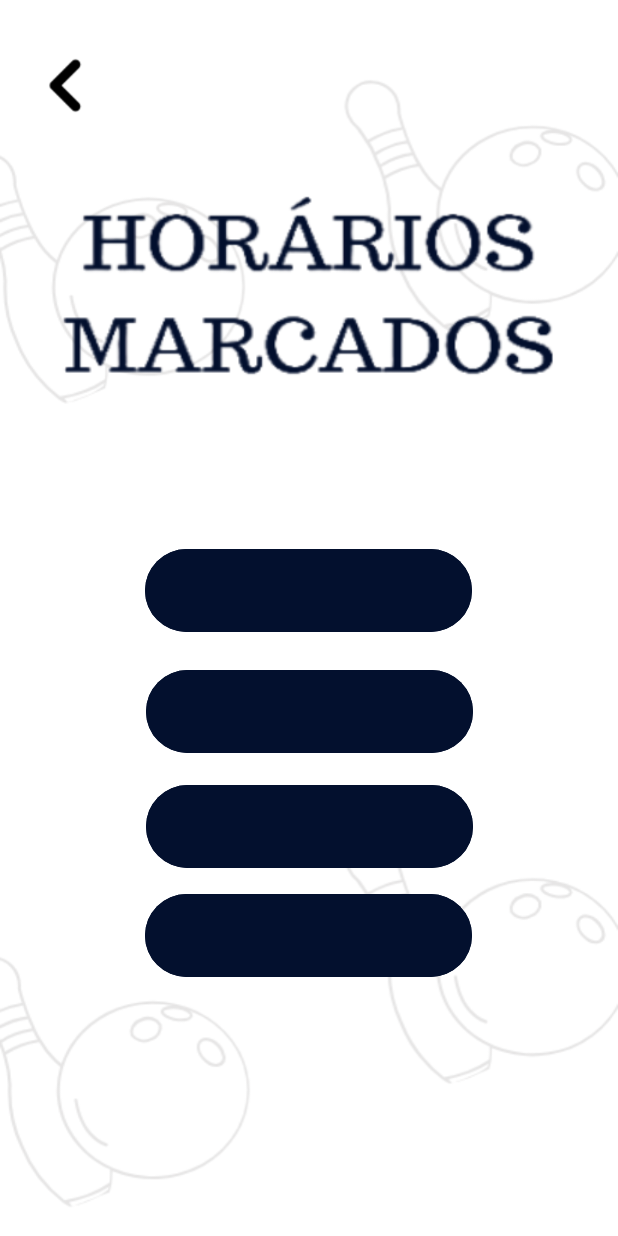
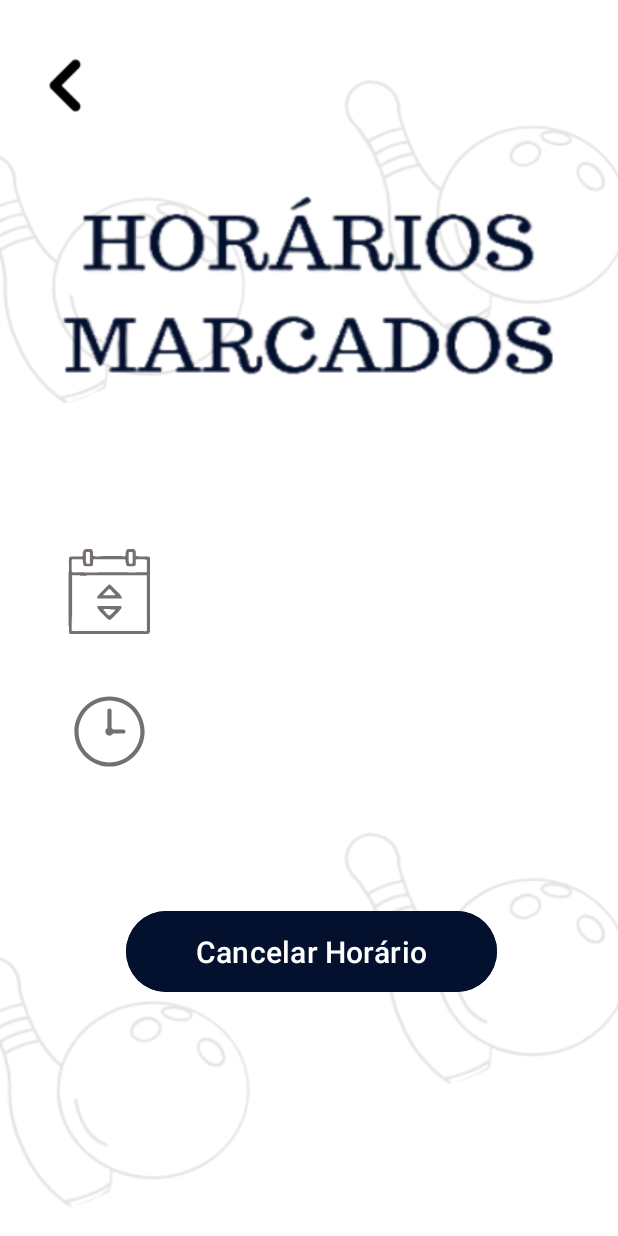
Before and after one commit to NetoTTT/BowlPro, an Android app: the TelaExibirHorario screen opened directly, with no data from a screen before it, on a phone screen of 412 x 824 dp. Run offline under Robolectric (Android 15) with nearby library versions, the phone set to English and light mode, and no system bars; our stand-ins replace Firebase (no records; nobody signed in at launch, a user with empty details on screens opened directly).

Commit message:
10 commit

```diff
--- a/app/src/main/java/com/example/bowlpromobile/TelaAgendarHorario.java
+++ b/app/src/main/java/com/example/bowlpromobile/TelaAgendarHorario.java
@@ -12,25 +12,31 @@ import android.widget.ImageView;
 import androidx.annotation.NonNull;
 import androidx.appcompat.app.AppCompatActivity;
 
+import com.google.android.gms.tasks.OnCompleteListener;
 import com.google.android.gms.tasks.OnFailureListener;
 import com.google.android.gms.tasks.OnSuccessListener;
+import com.google.android.gms.tasks.Task;
 import com.google.android.material.snackbar.Snackbar;
 import com.google.firebase.auth.FirebaseAuth;
 import com.google.firebase.firestore.CollectionReference;
 import com.google.firebase.firestore.DocumentReference;
 import com.google.firebase.firestore.FirebaseFirestore;
+import com.google.firebase.firestore.QuerySnapshot;
 
+import java.io.BufferedWriter;
+import java.io.FileWriter;
+import java.io.IOException;
 import java.util.HashMap;
 import java.util.Map;
 import java.util.Random;
 
 public class TelaAgendarHorario extends AppCompatActivity {
 
-    private Button bl3,bAgendar;
-    private EditText nomeA,dataA,horaA,idA;
+    private Button bl3, bAgendar;
+    private EditText nomeA, dataA, horaA, idA;
     private View conteiner3;
     private ImageView voltarMenuCliente;
-    String msg[] = {"Preencha todos os campos!", "Horário agendado com sucesso!"};
+    String msg[] = {"Preencha todos os campos!", "Horário agendado com sucesso!","Você Não pode mais agendar Horários!"};
 
     protected void onCreate(Bundle savedInstanceState) {
         super.onCreate(savedInstanceState);
@@ -45,7 +51,7 @@ public class TelaAgendarHorario extends AppCompatActivity {
                 String nome_a = nomeA.getText().toString();
                 String data_a = dataA.getText().toString();
                 String hora_a = horaA.getText().toString();
-                if( nome_a.isEmpty() || data_a.isEmpty() || hora_a.isEmpty()){
+                if (nome_a.isEmpty() || data_a.isEmpty() || hora_a.isEmpty()) {
 
                     Snackbar snackbar = Snackbar.make(v, msg[0], Snackbar.LENGTH_SHORT);
                     snackbar.setBackgroundTint(Color.WHITE);
@@ -70,26 +76,34 @@ public class TelaAgendarHorario extends AppCompatActivity {
 
     }
 
-    private void AgendarHorario(View v){
+    private void AgendarHorario(View v) {
         String nome = nomeA.getText().toString();
         String data = dataA.getText().toString();
-        String hora= horaA.getText().toString();
+        String hora = horaA.getText().toString();
 
+        String userID = FirebaseAuth.getInstance().getCurrentUser().getUid();
         FirebaseFirestore db = FirebaseFirestore.getInstance();
+        DocumentReference userRef = db.collection("Clientes").document(userID);
+        CollectionReference agendasRef = userRef.collection("Agendas");
+        agendasRef.get().addOnCompleteListener(new OnCompleteListener<QuerySnapshot>() {
+            @Override
+            public void onComplete(@NonNull Task<QuerySnapshot> task) {
+                if (task.isSuccessful()) {
+                    QuerySnapshot documentSnapshot = task.getResult();
 
+                    int quantidadeDocumentos = documentSnapshot.size();
+                    if (quantidadeDocumentos < 1) {
                         Map<String, Object> agenda = new HashMap<>();
                         int id = new Random().nextInt(100000);
                         String idRef = String.valueOf(id);
-        agenda.put("Id",id);
-        agenda.put("Nome",nome);
-        agenda.put("Data",data);
-        agenda.put("Hora",hora);
+                        agenda.put("Id", id);
+                        agenda.put("Nome", nome);
+                        agenda.put("Data", data);
+                        agenda.put("Hora", hora);
 
-        String userID = FirebaseAuth.getInstance().getCurrentUser().getUid();
-
-        DocumentReference userRef = db.collection("Clientes").document(userID);
-        CollectionReference agendasRef = userRef.collection("Agendas");
-        DocumentReference agendasDocRef = agendasRef.document(idRef);
+                        DocumentReference userRef1 = db.collection("Clientes").document(userID);
+                        CollectionReference agendasRef1 = userRef1.collection("Agendas");
+                        DocumentReference agendasDocRef = agendasRef1.document(idRef);
                         agendasDocRef.set(agenda).addOnSuccessListener(new OnSuccessListener<Void>() {
                                     @Override
                                     public void onSuccess(Void unused) {
@@ -100,7 +114,11 @@ public class TelaAgendarHorario extends AppCompatActivity {
                                         nomeA.setText("");
                                         dataA.setText("");
                                         horaA.setText("");
+                                        String a = userID;
+                                        String conteudo = idRef;
+                                        String nomeArquivo = a;
 
+                                        salvarIDArquivo(conteudo, nomeArquivo);
                                         Log.d("db", "Sucesso ao Agendar o Horário!");
                                     }
 
@@ -114,10 +132,31 @@ public class TelaAgendarHorario extends AppCompatActivity {
 
                                     }
                                 });
+                    }else{
+                        Snackbar snackbar = Snackbar.make(v, msg[2], Snackbar.LENGTH_SHORT);
+                        snackbar.setBackgroundTint(Color.WHITE);
+                        snackbar.setTextColor(Color.BLACK);
+                        snackbar.show();
                     }
 
+                    Log.d("Firestore", "Quantidade de documentos: " + quantidadeDocumentos);
+                } else {
 
-    private void allCompAgendarHorario(){
+                    Log.e("Firestore", "Erro ao obter documentos", task.getException());
+                }
+            }
+        });
+
+    }
+
+    public static void salvarIDArquivo(String conteudo, String nomeArquivo) {
+        try (BufferedWriter writer = new BufferedWriter(new FileWriter(nomeArquivo))) {
+            writer.write(conteudo);
+        } catch (IOException e) {
+            e.printStackTrace();
+        }
+    }
+    private void allCompAgendarHorario() {
         voltarMenuCliente = findViewById(R.id.iconVoltarforMenuCliente);
         bl3 = findViewById(R.id.bl3);
         conteiner3 = findViewById(R.id.conteiner3);
@@ -126,4 +165,5 @@ public class TelaAgendarHorario extends AppCompatActivity {
         horaA = findViewById(R.id.horaAgendar);
         bAgendar = findViewById(R.id.buttonAgendar);
     }
+
 }
--- a/app/src/main/java/com/example/bowlpromobile/TelaExibirHorario.java
+++ b/app/src/main/java/com/example/bowlpromobile/TelaExibirHorario.java
@@ -3,18 +3,55 @@ package com.example.bowlpromobile;
 import android.content.Intent;
 import android.os.Bundle;
 import android.view.View;
+import android.widget.Button;
 import android.widget.ImageView;
+import android.widget.TextView;
 
+import androidx.annotation.Nullable;
 import androidx.appcompat.app.AppCompatActivity;
+
+import com.google.firebase.auth.FirebaseAuth;
+import com.google.firebase.firestore.CollectionReference;
+import com.google.firebase.firestore.DocumentReference;
+import com.google.firebase.firestore.DocumentSnapshot;
+import com.google.firebase.firestore.EventListener;
+import com.google.firebase.firestore.FirebaseFirestore;
+import com.google.firebase.firestore.FirebaseFirestoreException;
+
+import java.io.BufferedReader;
+import java.io.FileReader;
+import java.io.IOException;
 
 public class TelaExibirHorario extends AppCompatActivity {
 
     private ImageView voltarMenu2;
+    private TextView old_Exibir,hora_Exibir;
+    private Button bCancelarH;
 
     protected void onCreate(Bundle savedInstanceState) {
         super.onCreate(savedInstanceState);
         setContentView(R.layout.exibir_horario);
         allCompExibirHorario();
+
+
+
+        String userID = FirebaseAuth.getInstance().getCurrentUser().getUid();
+        String nomeArquivo = userID;
+        String b = lerArquivo(nomeArquivo);
+        FirebaseFirestore db = FirebaseFirestore.getInstance();
+        DocumentReference userRef1 = db.collection("Clientes").document(userID);
+        CollectionReference agendasRef1 = userRef1.collection("Agendas");
+        DocumentReference agendaDocRef = agendasRef1.document(b);
+        agendaDocRef.addSnapshotListener(new EventListener<DocumentSnapshot>() {
+            @Override
+            public void onEvent(@Nullable DocumentSnapshot documentSnapshot, @Nullable FirebaseFirestoreException error) {
+
+                if(documentSnapshot != null){
+                    old_Exibir.setText(documentSnapshot.getString("Data"));
+                    hora_Exibir.setText(documentSnapshot.getString("Hora"));
+                }
+            }
+        });
 
         voltarMenu2.setOnClickListener(new View.OnClickListener() {
             @Override
@@ -27,7 +64,26 @@ public class TelaExibirHorario extends AppCompatActivity {
 
     }
 
+    public static String lerArquivo(String nomeArquivo) {
+        StringBuilder conteudo = new StringBuilder();
+
+        try (BufferedReader reader = new BufferedReader(new FileReader(nomeArquivo))) {
+            String linha;
+            while ((linha = reader.readLine()) != null) {
+                conteudo.append(linha).append("\n");
+            }
+        } catch (IOException e) {
+            e.printStackTrace();
+        }
+
+        return conteudo.toString();
+    }
+
+
     private void allCompExibirHorario(){
         voltarMenu2 = findViewById(R.id.iconVoltarforMenuCliente2);
+        old_Exibir = findViewById(R.id.caixa_text_old_HM);
+        hora_Exibir = findViewById(R.id.caixa_text_hora_HM);
+        bCancelarH = findViewById(R.id.cancelarHorario);
     }
 }
--- /dev/null
+++ b/app/src/main/res/drawable/iconrelogio1.xml
@@ -0,0 +1,4 @@
+<vector android:height="24dp" android:viewportHeight="128"
+    android:viewportWidth="128" android:width="24dp" xmlns:android="http://schemas.android.com/apk/res/android">
+    <path android:fillColor="#756F6F" android:pathData="M64,13.5C36.2,13.5 13.5,36.2 13.5,64C13.5,91.8 36.2,114.5 64,114.5C91.8,114.5 114.5,91.8 114.5,64C114.5,36.2 91.8,13.5 64,13.5zM64,19.5C88.5,19.5 108.5,39.5 108.5,64C108.5,88.5 88.5,108.5 64,108.5C39.5,108.5 19.5,88.5 19.5,64C19.5,39.5 39.5,19.5 64,19.5zM64,31C62.3,31 61,32.3 61,34L61,58.8C59.2,59.8 58,61.8 58,64C58,67.3 60.7,70 64,70C66.2,70 68.2,68.8 69.2,67L84,67C85.7,67 87,65.7 87,64C87,62.3 85.7,61 84,61L69.2,61C68.7,60.1 67.9,59.3 67,58.8L67,34C67,32.3 65.7,31 64,31z"/>
+</vector>
--- a/app/src/main/res/layout/agendar_horario.xml
+++ b/app/src/main/res/layout/agendar_horario.xml
@@ -130,4 +130,17 @@
         app:layout_constraintVertical_bias="0.943"
         tools:ignore="MissingConstraints" />
 
+    <TextView
+        android:id="@+id/textView2"
+        android:layout_width="wrap_content"
+        android:layout_height="wrap_content"
+        android:text="Você so pode agendar no maximo 4 horários"
+        android:textColor="@color/black"
+        app:layout_constraintBottom_toTopOf="@+id/textView"
+        app:layout_constraintEnd_toEndOf="parent"
+        app:layout_constraintHorizontal_bias="0.496"
+        app:layout_constraintStart_toStartOf="parent"
+        app:layout_constraintTop_toTopOf="@+id/buttonAgendar"
+        app:layout_constraintVertical_bias="0.865" />
+
 </androidx.constraintlayout.widget.ConstraintLayout>
--- a/app/src/main/res/layout/exibir_horario.xml
+++ b/app/src/main/res/layout/exibir_horario.xml
@@ -6,6 +6,21 @@
     android:layout_height="match_parent"
     android:background="@drawable/whitesemlogo"
     tools:context=".TelaExibirHorario">
+
+    <Button
+        android:id="@+id/cancelarHorario"
+        android:layout_width="247dp"
+        android:layout_height="62dp"
+        android:backgroundTint="@color/blue_dark"
+        android:text="Cancelar Horário"
+        android:textColor="@color/white"
+        android:textSize="20sp"
+        app:layout_constraintBottom_toBottomOf="parent"
+        app:layout_constraintEnd_toEndOf="parent"
+        app:layout_constraintHorizontal_bias="0.512"
+        app:layout_constraintStart_toStartOf="parent"
+        app:layout_constraintTop_toTopOf="parent"
+        app:layout_constraintVertical_bias="0.792" />
 
     <ImageView
         android:id="@+id/ExibirHorarioLogo"
@@ -16,62 +31,6 @@
         app:layout_constraintStart_toStartOf="parent"
         app:layout_constraintTop_toTopOf="parent"
         app:layout_constraintVertical_bias="0.024" />
-
-    <Button
-        android:id="@+id/buttonCadastrar2"
-        android:layout_width="218dp"
-        android:layout_height="63dp"
-        android:backgroundTint="@color/blue_dark"
-        android:text=""
-        android:textColor="@color/white"
-        app:layout_constraintBottom_toBottomOf="parent"
-        app:layout_constraintEnd_toEndOf="parent"
-        app:layout_constraintHorizontal_bias="0.497"
-        app:layout_constraintStart_toStartOf="parent"
-        app:layout_constraintTop_toTopOf="parent"
-        app:layout_constraintVertical_bias="0.476" />
-
-    <Button
-        android:id="@+id/buttonCadastrar9"
-        android:layout_width="218dp"
-        android:layout_height="63dp"
-        android:backgroundTint="@color/blue_dark"
-        android:text=""
-        android:textColor="@color/white"
-        app:layout_constraintBottom_toBottomOf="parent"
-        app:layout_constraintEnd_toEndOf="parent"
-        app:layout_constraintHorizontal_bias="0.502"
-        app:layout_constraintStart_toStartOf="parent"
-        app:layout_constraintTop_toBottomOf="@+id/buttonCadastrar2"
-        app:layout_constraintVertical_bias="0.052" />
-
-    <Button
-        android:id="@+id/buttonCadastrar10"
-        android:layout_width="218dp"
-        android:layout_height="63dp"
-        android:backgroundTint="@color/blue_dark"
-        android:text=""
-        android:textColor="@color/white"
-        app:layout_constraintBottom_toBottomOf="parent"
-        app:layout_constraintEnd_toEndOf="parent"
-        app:layout_constraintHorizontal_bias="0.502"
-        app:layout_constraintStart_toStartOf="parent"
-        app:layout_constraintTop_toBottomOf="@+id/buttonCadastrar9"
-        app:layout_constraintVertical_bias="0.053" />
-
-    <Button
-        android:id="@+id/buttonCadastrar11"
-        android:layout_width="218dp"
-        android:layout_height="63dp"
-        android:backgroundTint="@color/blue_dark"
-        android:text=""
-        android:textColor="@color/white"
-        app:layout_constraintBottom_toBottomOf="parent"
-        app:layout_constraintEnd_toEndOf="parent"
-        app:layout_constraintHorizontal_bias="0.497"
-        app:layout_constraintStart_toStartOf="parent"
-        app:layout_constraintTop_toBottomOf="@+id/buttonCadastrar10"
-        app:layout_constraintVertical_bias="0.053" />
 
     <ImageView
         android:id="@+id/iconVoltarforMenuCliente2"
@@ -87,5 +46,72 @@
         tools:ignore="MissingConstraints" />
 
 
+    <TextView
+        android:id="@+id/caixa_text_old_HM"
+        android:layout_width="wrap_content"
+        android:layout_height="38dp"
+        android:text=""
+        android:textColor="@color/black"
+        android:textSize="25dp"
+        app:layout_constraintBottom_toBottomOf="parent"
+        app:layout_constraintEnd_toEndOf="parent"
+        app:layout_constraintHorizontal_bias="0.048"
+        app:layout_constraintStart_toEndOf="@+id/Old_img2"
+        app:layout_constraintTop_toTopOf="parent"
+        app:layout_constraintVertical_bias="0.473" />
+
+    <ImageView
+        android:id="@+id/Hora_img2"
+        android:layout_width="59dp"
+        android:layout_height="62dp"
+        android:src="@drawable/iconrelogio1"
+        app:layout_constraintBottom_toBottomOf="parent"
+        app:layout_constraintEnd_toEndOf="parent"
+        app:layout_constraintHorizontal_bias="0.122"
+        app:layout_constraintStart_toStartOf="parent"
+        app:layout_constraintTop_toTopOf="parent"
+        app:layout_constraintVertical_bias="0.599" />
+
+    <TextView
+        android:id="@+id/caixa_text_hora_HM"
+        android:layout_width="wrap_content"
+        android:layout_height="38dp"
+        android:text=""
+        android:textColor="@color/black"
+        android:textSize="25dp"
+        app:layout_constraintBottom_toBottomOf="parent"
+        app:layout_constraintEnd_toEndOf="parent"
+        app:layout_constraintHorizontal_bias="0.049"
+        app:layout_constraintStart_toEndOf="@+id/Hora_img2"
+        app:layout_constraintTop_toTopOf="parent"
+        app:layout_constraintVertical_bias="0.598" />
+
+
+    <ImageView
+        android:id="@+id/Old_img2"
+        android:layout_width="59dp"
+        android:layout_height="62dp"
+        android:src="@drawable/old_icon2"
+        app:layout_constraintBottom_toBottomOf="parent"
+        app:layout_constraintEnd_toEndOf="parent"
+        app:layout_constraintHorizontal_bias="0.122"
+        app:layout_constraintStart_toStartOf="parent"
+        app:layout_constraintTop_toTopOf="parent"
+        app:layout_constraintVertical_bias="0.479" />
+
+    <TextView
+        android:id="@+id/Caixa_text_nome_perfil"
+        android:layout_width="wrap_content"
+        android:layout_height="wrap_content"
+        android:text=""
+        android:textColor="@color/black"
+        android:textSize="25dp"
+        app:layout_constraintBottom_toBottomOf="parent"
+        app:layout_constraintEnd_toEndOf="parent"
+        app:layout_constraintHorizontal_bias="0.05"
+        app:layout_constraintStart_toEndOf="@+id/Old_img2"
+        app:layout_constraintTop_toTopOf="parent"
+        app:layout_constraintVertical_bias="0.489" />
+
 
 </androidx.constraintlayout.widget.ConstraintLayout>
```
Lines whose indentation alone changed are shown as unchanged.
